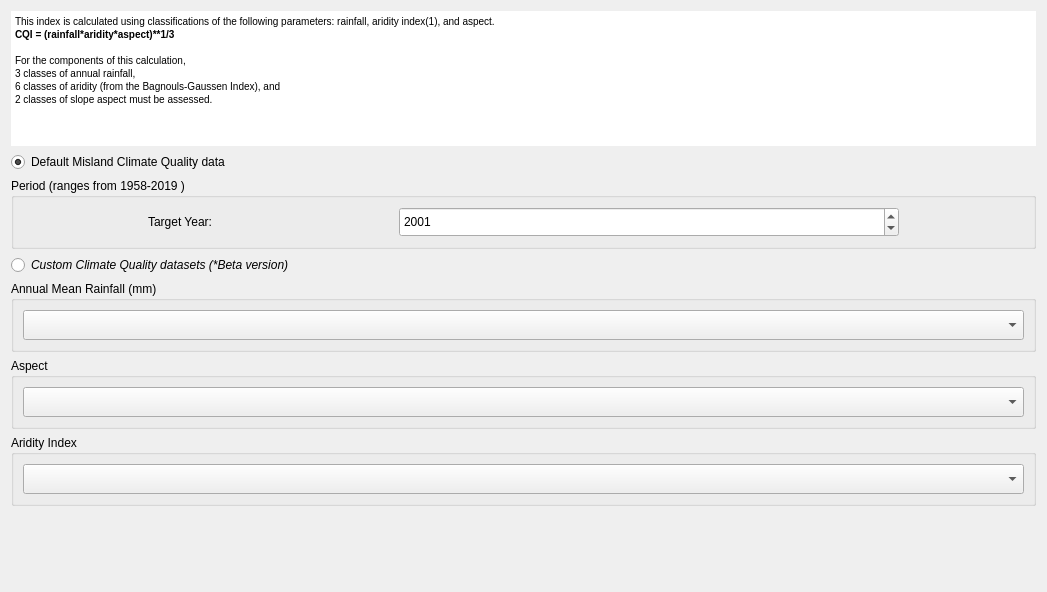
First picture: the form in MISLAND/gui/WidgetCQISetup.ui, repository LocateIT/trends.earth, before the edit.
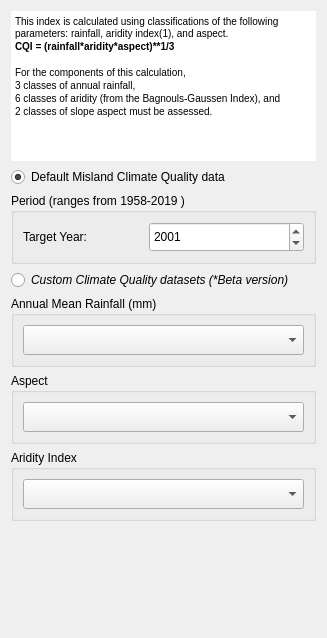
Second picture: the form after the edit. Custom widgets are drawn as their Qt base class.

Diff of the .ui file:
```diff
--- a/MISLAND/gui/WidgetCQISetup.ui
+++ b/MISLAND/gui/WidgetCQISetup.ui
@@ -6,8 +6,8 @@
    <rect>
     <x>0</x>
     <y>0</y>
-    <width>1047</width>
-    <height>592</height>
+    <width>327</width>
+    <height>638</height>
    </rect>
   </property>
   <property name="windowTitle">
```
Left out of the diff: 20 changed lines with no effect on the pictures.
